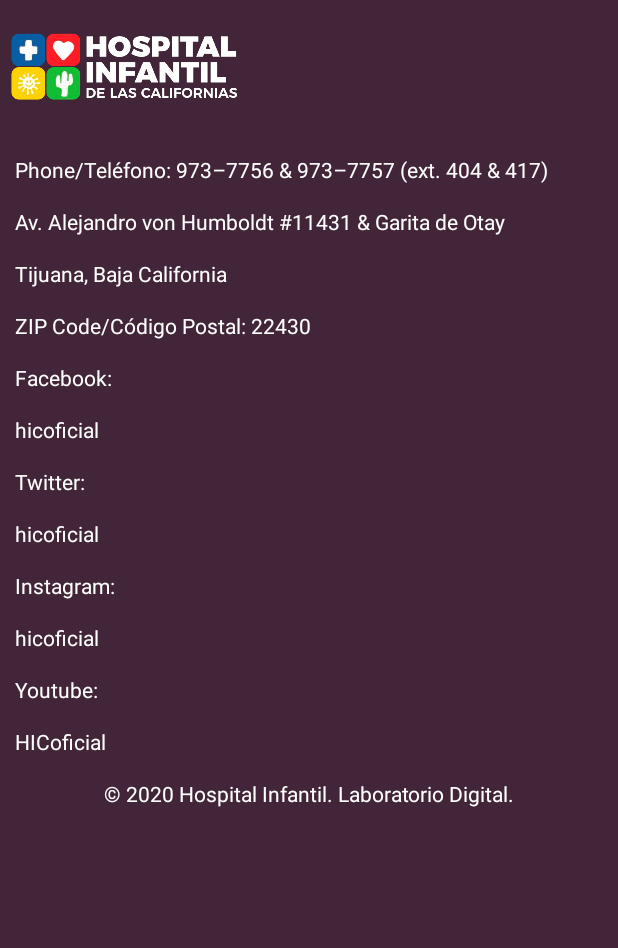
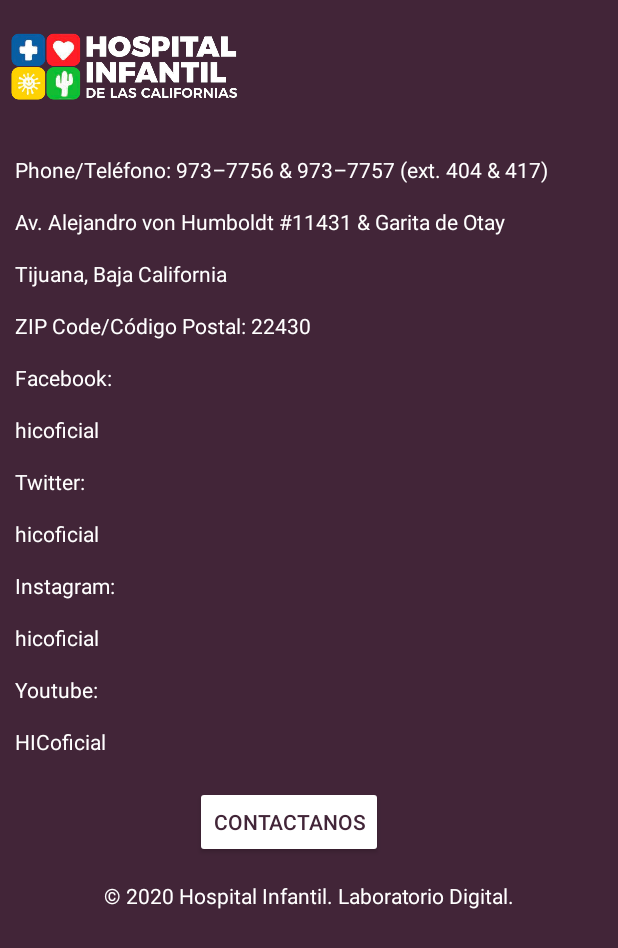
Before and after one commit to moralessIvann/Hospital-Infantil-App, an Android app: the Information screen opened directly, with no data from a screen before it, on a phone screen of 412 x 824 dp. Shown: the top 948 px of the screen. Run offline under Robolectric (Android 15) with nearby library versions, the phone set to English and light mode, and no system bars.

Commit message:
Se agrego para enviar Mensaje por correo (comentar acerca de la app)
EnviarMensaje =contacto
EnviarMensaje2 = contacto2
Java = xmln

boton en informacion

```diff
--- a/app/src/main/AndroidManifest.xml
+++ b/app/src/main/AndroidManifest.xml
@@ -22,6 +22,8 @@
         <activity android:name=".Information" />
         <activity android:name=".Interfaz" />
         <activity android:name=".Dashboard" />
+        <activity android:name=".EnviarMensaje"/>
+
     </application>
 
 </manifest>
--- /dev/null
+++ b/app/src/main/res/layout/contactanos2.xml
@@ -0,0 +1,6 @@
+<?xml version="1.0" encoding="utf-8"?>
+<LinearLayout xmlns:android="http://schemas.android.com/apk/res/android"
+    android:orientation="vertical" android:layout_width="match_parent"
+    android:layout_height="match_parent">
+
+</LinearLayout>
--- a/app/src/main/res/layout/informacion.xml
+++ b/app/src/main/res/layout/informacion.xml
@@ -167,6 +167,17 @@
 
         <!-- Marca de Copyright -->
 
+        <Button
+            android:id="@+id/mensaje"
+            android:layout_width="wrap_content"
+            android:layout_height="wrap_content"
+            android:layout_marginTop="20dp"
+            android:backgroundTint="@color/white"
+            android:text="Contactanos"
+            android:textColor="@color/purple_2"
+            android:layout_marginLeft="130dp"
+            android:onClick="onEnviar"/>
+
         <TextView
             android:id="@+id/CopyContacto"
             android:layout_width="match_parent"
--- a/app/src/main/res/values/strings.xml
+++ b/app/src/main/res/values/strings.xml
@@ -51,4 +51,8 @@
     <string name="titl5">Introduction of complementary foods</string>
     <string name="titl6">Home prepared baby food</string>
     <string name="titl7">Special concerns</string>
+
+    <string name="chooser">Send Message viw...</string>
+    <string name="hint">Escribir comentario</string>
+    <string name="enviar">Enviar</string>
 </resources>
```
Also changed, not shown: app/src/main/java/com/test/hospital_infantil_app/EnviarMensaje.java (added, +29 -0 lines), app/src/main/java/com/test/hospital_infantil_app/EviarMensaje2.java (added, +21 -0 lines), app/src/main/java/com/test/hospital_infantil_app/Information.java (+7 -0 lines), app/src/main/res/layout/contactanos.xml (added, +32 -0 lines).
